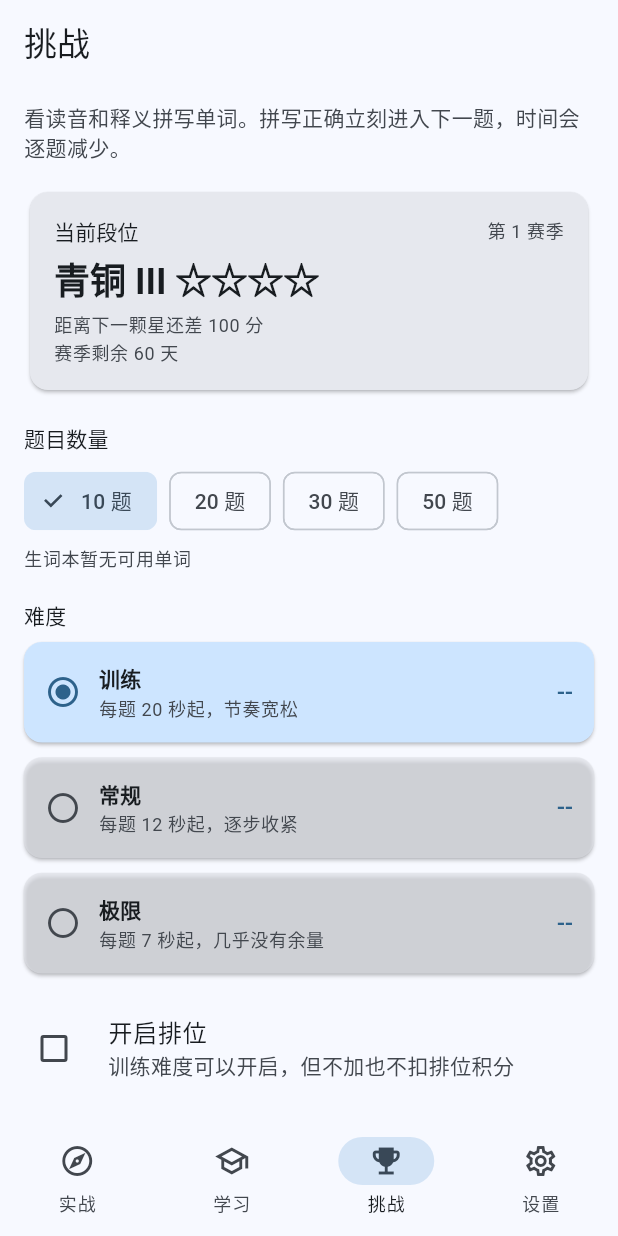
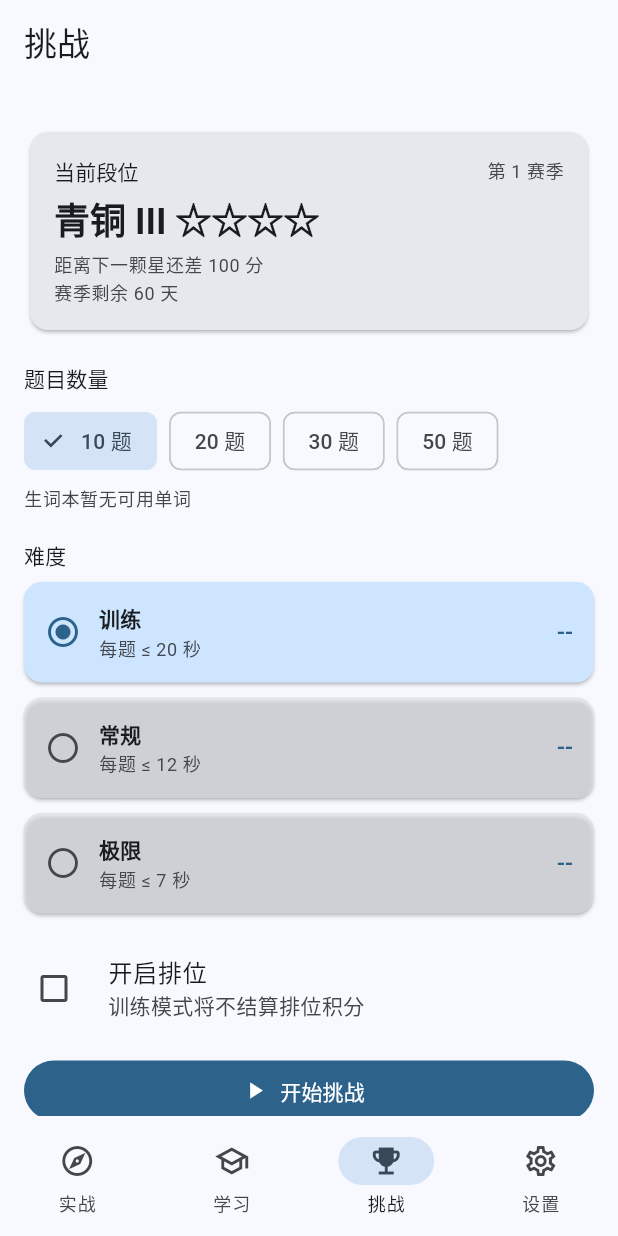
Before and after one commit to Yozzuri/wow, a Flutter app: the ChallengeScreen screen opened by its route, after a tap on "训练", on a phone screen of 412 x 824 dp. Run offline on Flutter 3.47's test engine with Material 3 defaults, Android fonts, the phone set to English and light mode, and no system bars; our stand-ins replace file_picker, flutter_markdown, flutter_riverpod, flutter_secure_storage, go_router, scrollable_positioned_list and 2 more; missing offline and left inert: epubx, japanese_word_tokenizer; accounts and stored records are empty; project files that could hold a hidden picture were left out.

Commit message:
feat: challenge language selection with rank multipliers and trimmed copy

```diff
--- a/lib/features/challenge/challenge_screen.dart
+++ b/lib/features/challenge/challenge_screen.dart
@@ -5,6 +5,7 @@ import 'package:flutter_riverpod/flutter_riverpod.dart';
 
 import '../../core/challenge/challenge_store.dart';
 import '../../core/challenge/rank_store.dart';
+import '../../core/language/languages.dart';
 import '../../core/vocab/vocab_store.dart';
 import 'challenge_session_page.dart';
 
@@ -21,8 +22,14 @@ class _ChallengeScreenState extends ConsumerState<ChallengeScreen> {
   int _count = 10;
   ChallengeDifficulty _difficulty = ChallengeDifficulty.regular;
   bool _ranked = false;
+  String? _language;
   List<VocabEntry> _entries = const [];
+  List<String> _languages = const [];
   bool _loading = true;
+
+  List<VocabEntry> get _available => _language == null
+      ? _entries
+      : _entries.where((entry) => entry.language == _language).toList();
 
   @override
   void initState() {
@@ -38,8 +45,22 @@ class _ChallengeScreenState extends ConsumerState<ChallengeScreen> {
     if (!mounted) {
       return;
     }
+    final languages = <String>{for (final entry in usable) entry.language};
+    final ordered = readingLanguages
+        .map((language) => language.code)
+        .where((code) => languages.contains(code))
+        .toList();
+    for (final code in languages) {
+      if (!ordered.contains(code)) {
+        ordered.add(code);
+      }
+    }
     setState(() {
       _entries = usable;
+      _languages = ordered;
+      if (_language != null && !languages.contains(_language)) {
+        _language = null;
+      }
       _loading = false;
     });
   }
@@ -54,13 +75,14 @@ class _ChallengeScreenState extends ConsumerState<ChallengeScreen> {
     if (!mounted) {
       return;
     }
-    if (_entries.isEmpty) {
+    final pool = _available;
+    if (pool.isEmpty) {
       ScaffoldMessenger.of(context).showSnackBar(
         const SnackBar(content: Text('生词本里还没有可拼写的单词')),
       );
       return;
     }
-    final count = min(_count, _entries.length);
+    final count = min(_count, pool.length);
     if (count < _count) {
       ScaffoldMessenger.of(context).showSnackBar(
         SnackBar(content: Text('可用单词只有 $count 个，本次按 $count 题开始')),
@@ -69,10 +91,11 @@ class _ChallengeScreenState extends ConsumerState<ChallengeScreen> {
     await Navigator.of(context).push(
       MaterialPageRoute<void>(
         builder: (context) => ChallengeSessionPage(
-          entries: _entries,
+          entries: pool,
           difficulty: _difficulty,
           count: count,
           ranked: _ranked,
+          specificLanguage: _language != null,
         ),
       ),
     );
@@ -93,12 +116,6 @@ class _ChallengeScreenState extends ConsumerState<ChallengeScreen> {
           : ListView(
               padding: const EdgeInsets.fromLTRB(16, 12, 16, 24),
               children: [
-                Text(
-                  '看读音和释义拼写单词。拼写正确立刻进入下一题，时间会逐题减少。',
-                  style: theme.textTheme.bodyMedium?.copyWith(
-                    color: theme.colorScheme.onSurfaceVariant,
-                  ),
-                ),
                 if (rank.valueOrNull != null) ...[
                   const SizedBox(height: 16),
                   Card(
@@ -167,13 +184,45 @@ class _ChallengeScreenState extends ConsumerState<ChallengeScreen> {
                 ),
                 const SizedBox(height: 6),
                 Text(
-                  _entries.isEmpty
+                  _available.isEmpty
                       ? '生词本暂无可用单词'
-                      : '当前可用 ${_entries.length} 个单词',
+                      : '当前可用 ${_available.length} 个单词',
                   style: theme.textTheme.bodySmall?.copyWith(
                     color: theme.colorScheme.onSurfaceVariant,
                   ),
                 ),
+                if (_languages.isNotEmpty) ...[
+                  const SizedBox(height: 18),
+                  Text('语种', style: theme.textTheme.titleSmall),
+                  const SizedBox(height: 8),
+                  Wrap(
+                    spacing: 8,
+                    runSpacing: 6,
+                    children: [
+                      ChoiceChip(
+                        label: const Text('全语种'),
+                        selected: _language == null,
+                        onSelected: (_) => setState(() => _language = null),
+                      ),
+                      for (final code in _languages)
+                        ChoiceChip(
+                          label: Text(readingLanguageFor(code).label),
+                          selected: _language == code,
+                          onSelected: (_) => setState(() => _language = code),
+                        ),
+                    ],
+                  ),
+                  if (_language != null)
+                    Padding(
+                      padding: const EdgeInsets.only(top: 4),
+                      child: Text(
+                        '指定语种挑战，排位积分 ×0.9',
+                        style: theme.textTheme.bodySmall?.copyWith(
+                          color: theme.colorScheme.tertiary,
+                        ),
+                      ),
+                    ),
+                ],
                 const SizedBox(height: 20),
                 Text('难度', style: theme.textTheme.titleSmall),
                 const SizedBox(height: 8),
@@ -193,8 +242,8 @@ class _ChallengeScreenState extends ConsumerState<ChallengeScreen> {
                   title: const Text('开启排位'),
                   subtitle: Text(
                     _difficulty.affectsRank
-                        ? '本次成绩会加减排位积分'
-                        : '训练难度可以开启，但不加也不扣排位积分',
+                        ? '将在结束后结算排位积分'
+                        : '训练模式将不结算排位积分',
                   ),
                   controlAffinity: ListTileControlAffinity.leading,
                 ),
@@ -299,7 +348,7 @@ class _DifficultyCard extends StatelessWidget {
                     ),
                     const SizedBox(height: 2),
                     Text(
-                      difficulty.description,
+                      '每题 ≤ ${difficulty.startSeconds.round()} 秒',
                       style: theme.textTheme.bodySmall?.copyWith(
                         color: theme.colorScheme.onSurfaceVariant,
                       ),
--- a/lib/features/common/module_card.dart
+++ b/lib/features/common/module_card.dart
@@ -5,8 +5,8 @@ class ModuleCard extends StatelessWidget {
     super.key,
     required this.icon,
     required this.title,
-    required this.subtitle,
     required this.onTap,
+    this.subtitle = '',
   });
 
   final IconData icon;
@@ -44,6 +44,7 @@ class ModuleCard extends StatelessWidget {
                   crossAxisAlignment: CrossAxisAlignment.start,
                   children: [
                     Text(title, style: theme.textTheme.titleMedium),
+                    if (subtitle.isNotEmpty) ...[
                       const SizedBox(height: 2),
                       Text(
                         subtitle,
@@ -51,6 +52,7 @@ class ModuleCard extends StatelessWidget {
                           color: theme.colorScheme.onSurfaceVariant,
                         ),
                       ),
+                    ],
                   ],
                 ),
               ),
--- a/lib/features/practice/practice_screen.dart
+++ b/lib/features/practice/practice_screen.dart
@@ -8,35 +8,24 @@ class PracticeScreen extends StatelessWidget {
 
   @override
   Widget build(BuildContext context) {
-    final theme = Theme.of(context);
     return Scaffold(
       appBar: AppBar(title: const Text('实战')),
       body: ListView(
         padding: const EdgeInsets.fromLTRB(16, 12, 16, 24),
         children: [
-          Text(
-            '把学到的语言用起来：看视频、听歌、读原文，随时点词查词。',
-            style: theme.textTheme.bodyMedium?.copyWith(
-              color: theme.colorScheme.onSurfaceVariant,
-            ),
-          ),
-          const SizedBox(height: 16),
           ModuleCard(
             icon: Icons.smart_display_outlined,
             title: '视频',
-            subtitle: '本地或在线视频，字幕逐句解析',
             onTap: () => context.go('/practice/video'),
           ),
           ModuleCard(
             icon: Icons.music_note_outlined,
             title: '音乐',
-            subtitle: '跟随系统播放，沉浸式滚动歌词',
             onTap: () => context.go('/practice/music'),
           ),
           ModuleCard(
             icon: Icons.auto_stories_outlined,
             title: '阅读',
-            subtitle: '导入 txt / epub，分章翻译与点词',
             onTap: () => context.go('/practice/reading'),
           ),
         ],
--- a/lib/features/settings/settings_screen.dart
+++ b/lib/features/settings/settings_screen.dart
@@ -479,7 +479,7 @@ class _SettingsScreenState extends ConsumerState<SettingsScreen> {
                   contentPadding: EdgeInsets.zero,
                   leading: const Icon(Icons.info_outline),
                   title: const Text('LangLearn'),
-                  subtitle: const Text('版本 0.11.3 · 实战 / 学习 / 挑战 / 设置'),
+                  subtitle: const Text('版本 0.12.0 · 实战 / 学习 / 挑战 / 设置'),
                 ),
               ],
             ),
--- a/pubspec.yaml
+++ b/pubspec.yaml
@@ -1,7 +1,7 @@
 name: langlearn
 description: "Language learning app: video, subtitles, vocabulary, grammar, music lyrics."
 publish_to: 'none'
-version: 0.11.3+21
+version: 0.12.0+22
 
 environment:
   sdk: ^3.13.0
```
Also changed, not shown: lib/core/challenge/rank_store.dart (+49 -15 lines), lib/features/challenge/challenge_session_page.dart (+110 -35 lines), 1 other file. Lines whose indentation alone changed are shown as unchanged.
